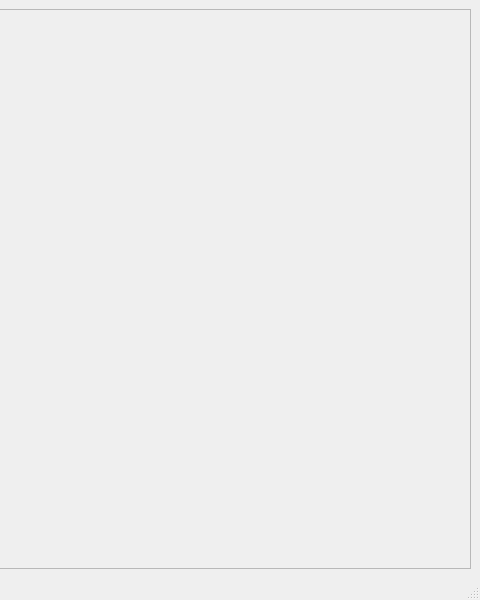
This is examples/PyQt/Ui_TreeNodeWidgetTest.ui in CogswellProjectHydra/githubHydraRepo as Qt 5 draws it before an edit; both pictures show x 320 to 800 and y 0 to 600 of the 800 by 600 pixel window. The edited form follows.
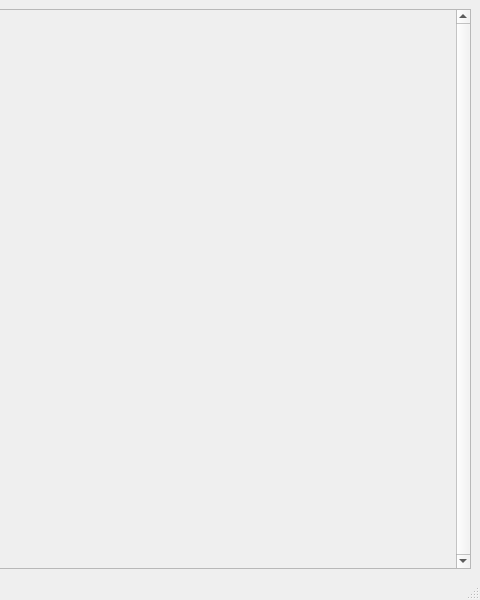
This is the edited form.

Commit message: Make vertical scroll bar always visible, it just makes the .ui layout easier to understand in Designer.

What changed in the file:
```diff
--- a/examples/PyQt/Ui_TreeNodeWidgetTest.ui
+++ b/examples/PyQt/Ui_TreeNodeWidgetTest.ui
@@ -17,6 +17,15 @@
    <layout class="QGridLayout" name="gridLayout_2">
     <item row="0" column="0">
      <widget class="QScrollArea" name="scrollArea">
+      <property name="sizePolicy">
+       <sizepolicy hsizetype="Expanding" vsizetype="Ignored">
+        <horstretch>0</horstretch>
+        <verstretch>0</verstretch>
+       </sizepolicy>
+      </property>
+      <property name="verticalScrollBarPolicy">
+       <enum>Qt::ScrollBarAlwaysOn</enum>
+      </property>
       <property name="widgetResizable">
        <bool>true</bool>
       </property>
@@ -25,7 +34,7 @@
         <rect>
          <x>0</x>
          <y>0</y>
-         <width>778</width>
+         <width>762</width>
          <height>542</height>
         </rect>
        </property>
```
The commit also changes 1 other file.
